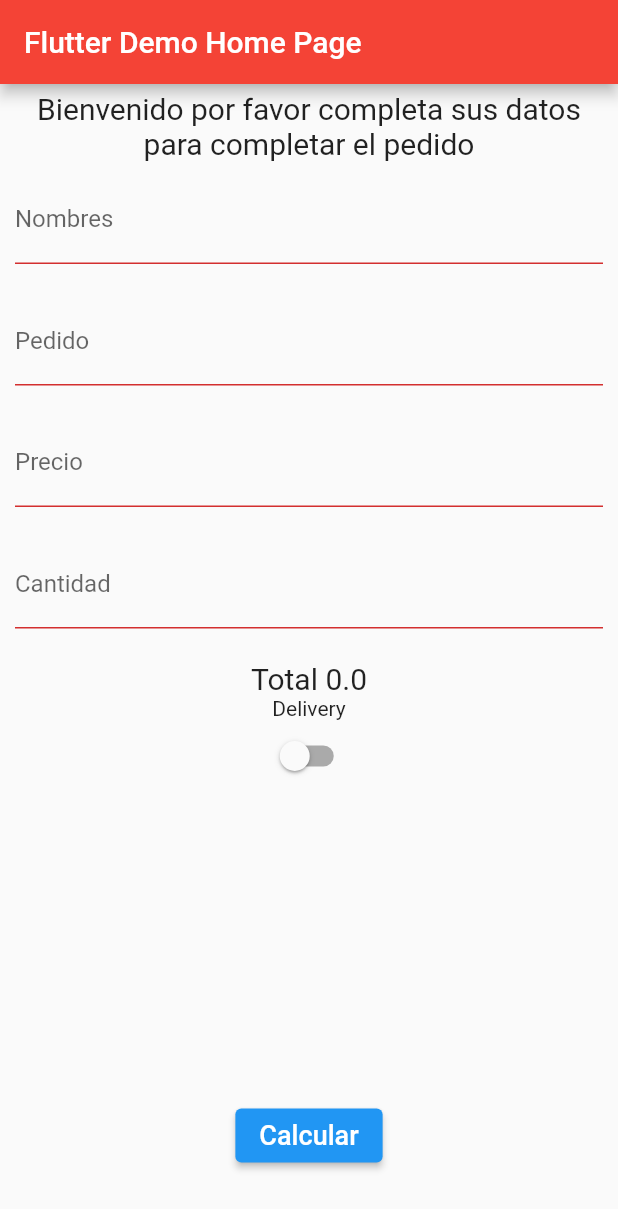
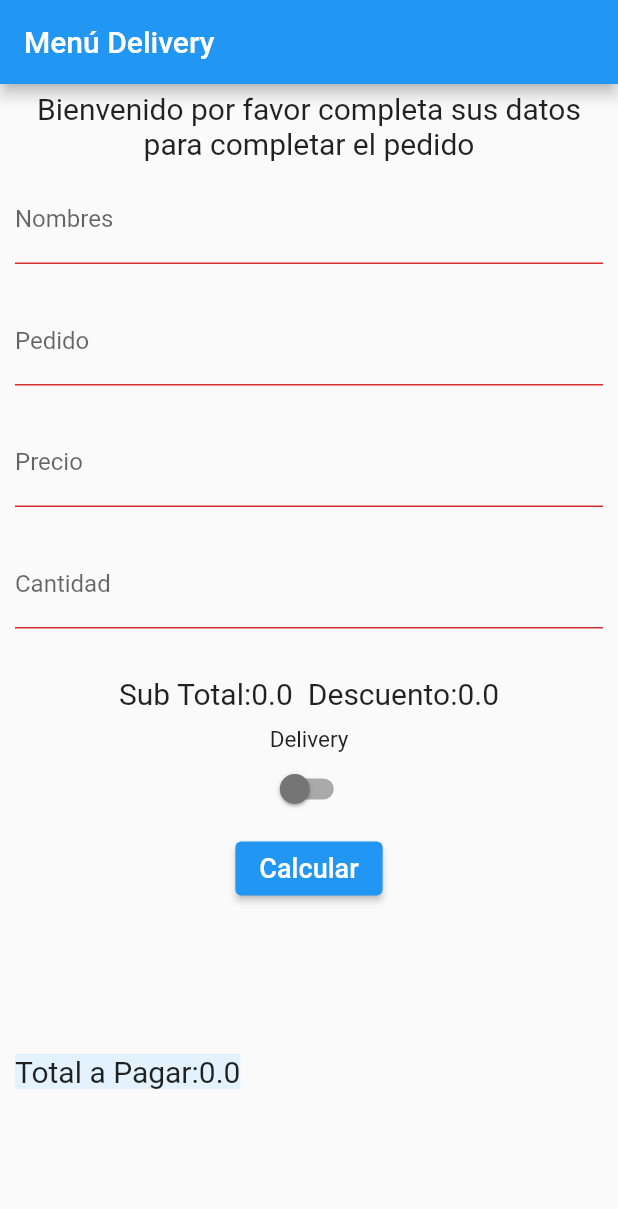
Before and after one commit to Deyvis17GY/Examen_FLutter_Cl2, a Flutter app: the screen it shows after launch, on a phone screen of 412 x 824 dp. Shown: the top 1209 px of the screen. Run offline on Flutter 3.47's test engine with Material 2 defaults, Android fonts, the light colour scheme and no system bars; Roboto replaces fonts that are missing (Helvet).

Commit message:
delivery

```diff
--- a/lib/main.dart
+++ b/lib/main.dart
@@ -1,22 +1,23 @@
 import 'package:flutter/material.dart';
 
 void main() {
-  runApp(MyApp());
+  runApp(MenuOffice());
 }
 
-class MyApp extends StatelessWidget {
+class MenuOffice extends StatelessWidget {
   @override
   Widget build(BuildContext context) {
     return MaterialApp(
       title: 'Menu Delivery',
       theme: ThemeData(
-        primarySwatch: Colors.red,
+        primarySwatch: Colors.blue,
       ),
-      home: MyHomePage(title: 'Flutter Demo Home Page'),
+      home: MyHomePage(title: 'Menú Delivery'),
     );
   }
 }
 
+// ignore: must_be_immutable
 class MyHomePage extends StatefulWidget {
   MyHomePage({Key? key, required this.title}) : super(key: key);
 
@@ -30,6 +31,8 @@ class MyHomePage extends StatefulWidget {
   bool delivery = false;
   bool validacion = false;
   double totalPagar = 0;
+  double subtotal = 0;
+  double descuento = 0;
 
   @override
   _MyHomePageState createState() => _MyHomePageState();
@@ -43,7 +46,13 @@ class _MyHomePageState extends State<MyHomePage> {
 
   void calcular() {
     setState(() {
+      //Vales negativos y en 0
       widget.validacion = false;
+      widget.subtotal = 0;
+      widget.totalPagar = 0;
+      widget.descuento = 0;
+
+      //Validacion
       if (_tfNombre.text.toString() == "" ||
           _tfPrecio.text.toString() == "" ||
           _tfPedido.text.toString() == "" ||
@@ -52,12 +61,23 @@ class _MyHomePageState extends State<MyHomePage> {
         widget.mensaje = "Campos no pueden ser vacios";
         return;
       }
-
-      // widget.nombre = _tfNombre.text.text();
+      //Pamos los valores
       widget.precio = double.parse(_tfPrecio.text);
       widget.cantidad = int.parse(_tfCantidad.text);
+      widget.subtotal = (widget.precio * widget.cantidad) + widget.descuento;
 
-      widget.totalPagar = (widget.precio * widget.cantidad);
+      //Comparamos si cumple las condiciones para descuento
+      if (widget.subtotal > 500) {
+        widget.descuento = widget.subtotal * 0.05;
+      } else {
+        widget.descuento = 0;
+      }
+      //Configuramos el valor que tendra el switch
+      if (widget.delivery) {
+        widget.totalPagar = (widget.subtotal + 20) - widget.descuento;
+      } else {
+        widget.totalPagar = widget.subtotal - widget.descuento;
+      }
     });
   }
 
@@ -120,31 +140,52 @@ class _MyHomePageState extends State<MyHomePage> {
                         _tfPrecio.text.toString() == "" ? widget.mensaje : null,
                   ),
                 ),
+                Container(
+                  margin: EdgeInsets.symmetric(vertical: 10, horizontal: 0),
+                  child: Row(
+                    mainAxisAlignment: MainAxisAlignment.center,
+                    children: <Widget>[
                       Text(
-                  "Total " + widget.totalPagar.toString(),
+                        "Sub Total:" + widget.subtotal.toString(),
                         style: TextStyle(
                           fontSize: 20,
                         ),
                       ),
-                Text("Delivery"),
+                      Padding(padding: EdgeInsets.all(5)),
+                      Text(
+                        "Descuento:" + widget.descuento.toString(),
+                        style: TextStyle(
+                          fontSize: 20,
+                        ),
+                      ),
+                    ],
+                  ),
+                ),
+                Text(
+                  "Delivery",
+                  style: TextStyle(
+                    fontSize: 15,
+                  ),
+                ),
                 Switch(
                   value: widget.delivery,
-                    onChanged: (bool s) {
+                  onChanged: (value) {
                     setState(() {
-                        widget.delivery = s;
-                        if (widget.delivery = true) {
-                          widget.totalPagar = widget.totalPagar + 20;
-                        } else {
-                          widget.precio = 0;
-                        }
+                      widget.delivery = value;
                     });
-                    }),
+                  },
+                  activeColor: Colors.blueAccent,
+                  inactiveThumbColor: Colors.black54,
+                ),
               ],
             ),
           ),
           Container(
-              margin: EdgeInsets.symmetric(vertical: 200, horizontal: 10),
-              child: Column(children: <Widget>[
+            child: Column(
+              mainAxisAlignment: MainAxisAlignment.end,
+              mainAxisSize: MainAxisSize.max,
+              verticalDirection: VerticalDirection.up,
+              children: <Widget>[
                 ElevatedButton(
                   style: ButtonStyle(
                       backgroundColor: MaterialStateProperty.all(Colors.blue)),
@@ -160,7 +201,24 @@ class _MyHomePageState extends State<MyHomePage> {
                     calcular();
                   },
                 )
-              ]))
+              ],
+            ),
+          ),
+          Container(
+              margin: EdgeInsets.symmetric(vertical: 100, horizontal: 10),
+              child: Column(
+                mainAxisAlignment: MainAxisAlignment.start,
+                crossAxisAlignment: CrossAxisAlignment.start,
+                children: <Widget>[
+                  Text(
+                    "Total a Pagar:" + widget.totalPagar.toString(),
+                    style: TextStyle(
+                      fontSize: 20,
+                      backgroundColor: Colors.blue[50],
+                    ),
+                  ),
+                ],
+              )),
         ],
       ),
     );
```
Lines whose indentation alone changed are shown as unchanged.
